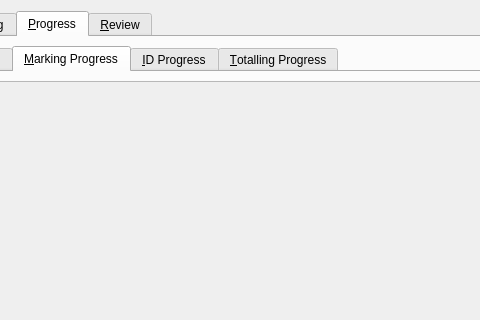
This is qtCreatorFiles/ui_manager.ui in plomgrading/plom as Qt 5 draws it before an edit; both pictures show x 124 to 604 and y 0 to 320 of the 1024 by 660 pixel window. The edited form follows.
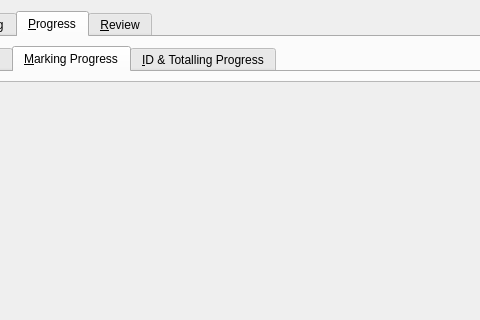
This is the edited form. The open tabs and pages were chosen to show the change.

Diff of the .ui file:
```diff
--- a/qtCreatorFiles/ui_manager.ui
+++ b/qtCreatorFiles/ui_manager.ui
@@ -646,7 +646,7 @@
            <bool>true</bool>
           </property>
           <attribute name="title">
-           <string>&amp;ID Progress</string>
+           <string>&amp;ID &amp;&amp; Totalling Progress</string>
           </attribute>
           <layout class="QVBoxLayout" name="verticalLayout_10">
            <item>
@@ -837,14 +837,6 @@
            </item>
           </layout>
          </widget>
-         <widget class="QWidget" name="tab_2">
-          <property name="enabled">
-           <bool>false</bool>
-          </property>
-          <attribute name="title">
-           <string>&amp;Totalling Progress</string>
-          </attribute>
-         </widget>
         </widget>
        </item>
       </layout>
```
Left out of the diff: 6 changed lines with no effect on the pictures.
